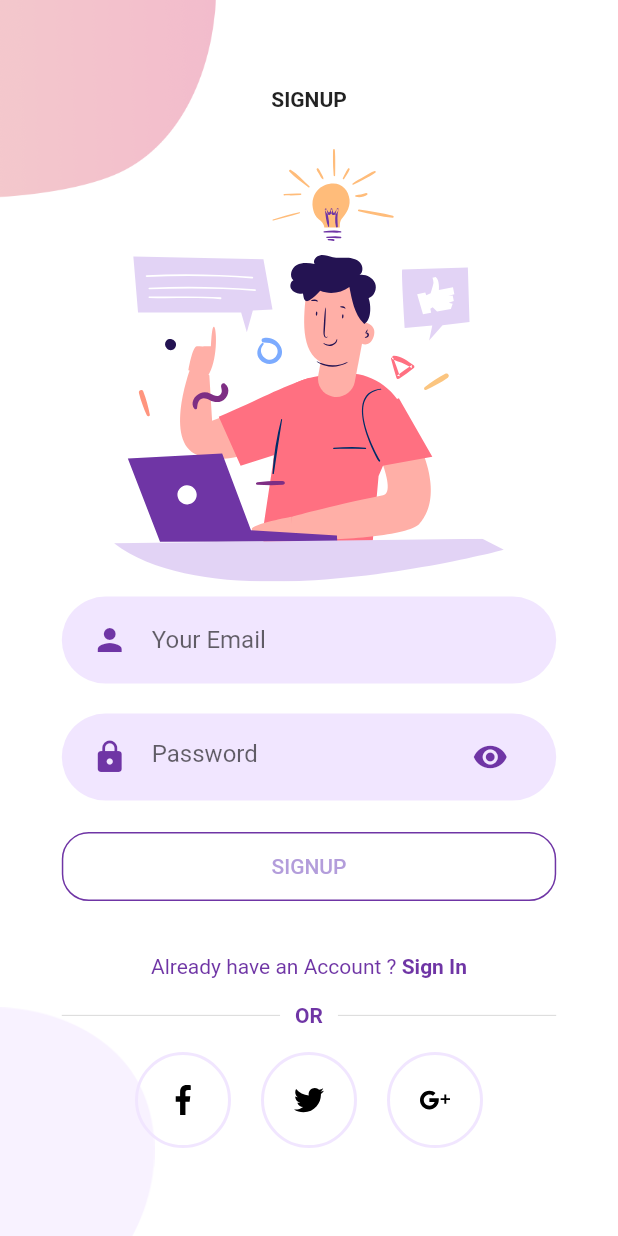
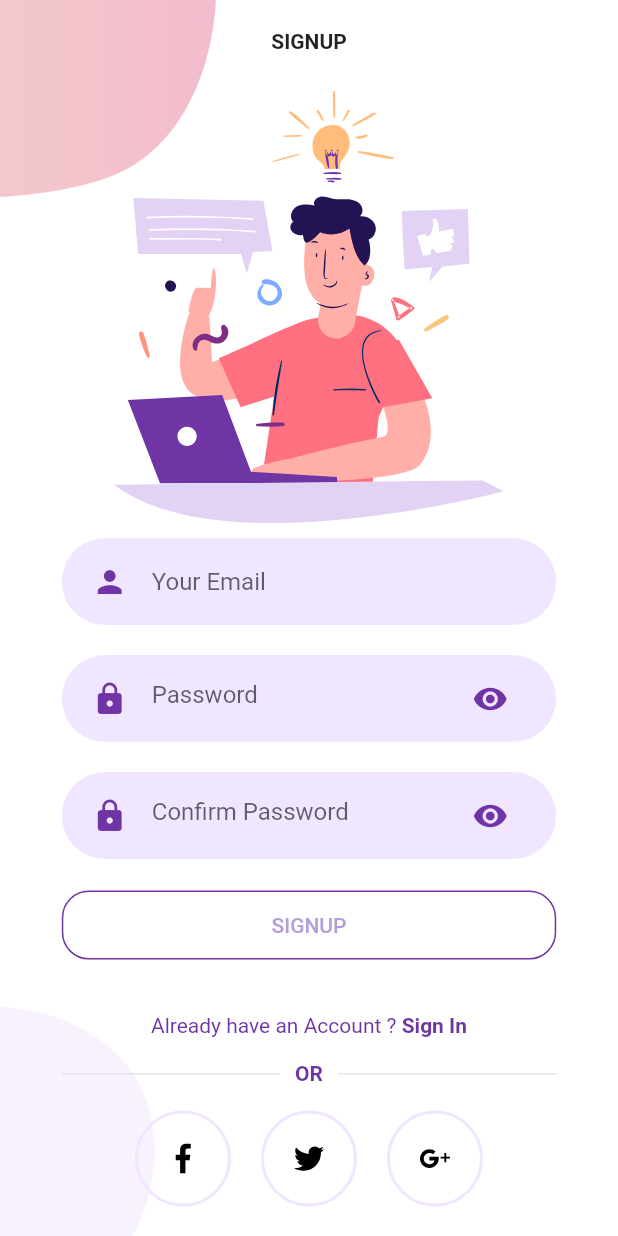
Before and after one commit to Dekaver/homely, a Flutter app: the SignUpScreen screen opened directly, on a phone screen of 412 x 824 dp. Run offline on Flutter 3.47's test engine with Material 2 defaults, Android fonts, the phone set to English and light mode, and no system bars; our stand-ins replace flutter_svg.

Commit message:
fix sign up

```diff
--- a/lib/Screens/Signup/components/body.dart
+++ b/lib/Screens/Signup/components/body.dart
@@ -33,6 +33,11 @@ class Body extends StatelessWidget {
               onChanged: (value) {},
             ),
             RoundedPasswordField(
+              hintText: "Password",
+              onChanged: (value) {},
+            ),
+            RoundedPasswordField(
+              hintText: "Confirm Password",
               onChanged: (value) {},
             ),
             RoundedButton(
--- a/lib/components/rounded_password_field.dart
+++ b/lib/components/rounded_password_field.dart
@@ -4,8 +4,10 @@ import 'package:homely/constants.dart';
 
 class RoundedPasswordField extends StatelessWidget {
   final ValueChanged<String> onChanged;
+  final String hintText;
   const RoundedPasswordField({
     Key key,
+    this.hintText,
     this.onChanged,
   }) : super(key: key);
 
@@ -17,7 +19,7 @@ class RoundedPasswordField extends StatelessWidget {
         onChanged: onChanged,
         cursorColor: aPrimaryColor,
         decoration: InputDecoration(
-          hintText: "Password",
+          hintText: hintText,
           icon: Icon(
             Icons.lock,
             color: aPrimaryColor,
```
